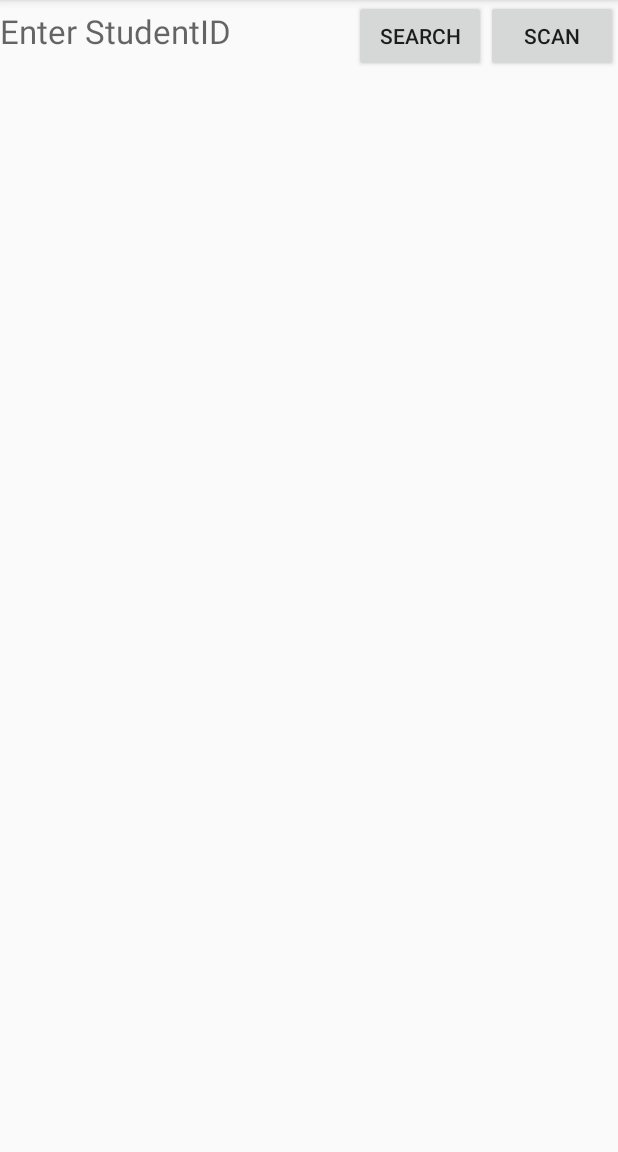
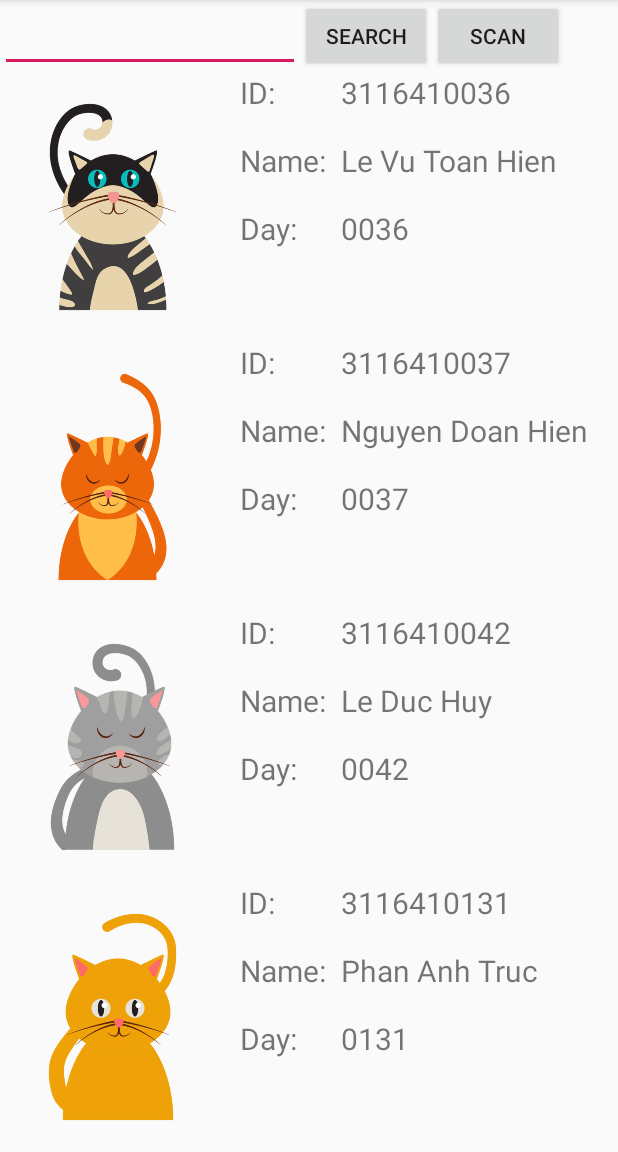
Before and after one commit to nvtc98/AndroidProjects, an Android app: the screen it shows after launch (MainActivity), on a phone screen of 412 x 824 dp, the part 84-1236 px from its top. Run offline under Robolectric (Android 15) with nearby library versions, the phone set to English and light mode, and no system bars.

Commit message:
đang làm kiểm diện

```diff
--- a/BarcodeReader/app/build.gradle
+++ b/BarcodeReader/app/build.gradle
@@ -25,4 +25,5 @@ dependencies {
     testImplementation 'junit:junit:4.12'
     androidTestImplementation 'com.android.support.test:runner:1.0.2'
     androidTestImplementation 'com.android.support.test.espresso:espresso-core:3.0.2'
+    implementation 'com.android.support:recyclerview-v7:28.0.0'
 }
--- a/BarcodeReader/app/src/main/java/pat/android/barcodereader/MainActivity.java
+++ b/BarcodeReader/app/src/main/java/pat/android/barcodereader/MainActivity.java
@@ -2,9 +2,11 @@ package pat.android.barcodereader;
 
 import android.support.v7.app.AppCompatActivity;
 import android.os.Bundle;
+import android.support.v7.widget.LinearLayoutManager;
 import android.util.Log;
 import android.widget.ListView;
 
+import android.support.v7.widget.RecyclerView;
 import java.io.BufferedReader;
 import java.io.File;
 import java.io.FileReader;
@@ -14,57 +16,47 @@ import java.io.InputStreamReader;
 import java.nio.charset.Charset;
 import java.util.ArrayList;
 public class MainActivity extends AppCompatActivity {
-    ListView listView;
-    public static final String TAG = "PhanAnhTruc";
+    ArrayList<Student> students = new ArrayList<Student>();
     @Override
     protected void onCreate(Bundle savedInstanceState) {
         super.onCreate(savedInstanceState);
         setContentView(R.layout.activity_main);
-        listView = (ListView) findViewById(R.id.listview);
-        StudentAdapter adapter = new StudentAdapter (MainActivity.this,readCSV());
-        listView.setAdapter(adapter);
-        adapter.notifyDataSetChanged();
+
+        // Construct the data source
+        // Create the adapter to convert the array to views
+        // Attach the adapter to a ListView
+        RecyclerView rvStudent = (RecyclerView) findViewById(R.id.recyclerview);
+        for(int i = 0; i < readCSV().size();i++){
+            Student a = readCSV().get(i);
+            students.add(a);
+        }
+        StudentAdapter adapter = new StudentAdapter(students);
+        rvStudent.setAdapter(adapter);
+        rvStudent.setLayoutManager(new LinearLayoutManager(this));
+        int curSize = adapter.getItemCount();
+        adapter.notifyItemRangeInserted(curSize, students.size());
     }
 
-    private void LoadCsvLv(){
-
-    }
     public ArrayList<Student> readCSV(){
-        ArrayList<Student> studentArrayList = new ArrayList<Student>();
-        /*InputStream inputStream = getResources().openRawResource(R.raw.data);
-        BufferedReader reader = new BufferedReader(new InputStreamReader(inputStream));
-        String line;
-
+        InputStream inputStream = getResources().openRawResource(R.raw.data);
+        BufferedReader reader = new BufferedReader(new InputStreamReader(inputStream,Charset.forName("UTF-8")));
+        String line="";
+        ArrayList<Student> studentlist = new ArrayList<Student>();
         try
         {
             while ((line=reader.readLine())!=null)
             {
-                String[] row = line.split(",");
+                String[] temp_data = line.split(",");
 
-                Student student = new Student(row[0],row[1],row[2],Integer.parseInt(row[3]));
-                studentArrayList.add(student);
-                Log.wtf(TAG,"Success add:"+student);
+                int imgId= getResources().getIdentifier(temp_data[3], "drawable", getPackageName());
+                Student student = new Student(temp_data[0],temp_data[1],temp_data[2],imgId);
+                studentlist.add(student);
             }
         }
-        catch (IOException ex) {
-            throw new RuntimeException("Error in reading CSV file: "+ex);
+        catch (IOException ex)
+        {
+            ex.printStackTrace();
         }
-        finally {
-            try {
-                inputStream.close();
-            }
-            catch (IOException e) {
-                throw new RuntimeException("Error while closing input stream: "+e);
-            }
-        }
-        return studentArrayList;*/
-        studentArrayList = new ArrayList<>();
-        studentArrayList.add(new Student("Tòa nhà Bitexco","https://www.google.com/maps/place/Bitexco+Financial+Tower,+B%E1%BA%BFn+Ngh%C3%A9,+Qu%E1%BA%ADn+1,+H%E1%BB%93+Ch%C3%AD+Minh,+Vietnam/@10.7719839,106.7022025,17z/data=!3m1!4b1!4m5!3m4!1s0x31752f41476fee6b:0x15de2e5129cc54f!8m2!3d10.7719839!4d106.7043912","http://bitexco.com.vn/",1));
-        studentArrayList.add(new Student("Tòa nhà Landmark 81","https://www.google.com/maps/place/Landmark+81/@10.7948349,106.7198438,17z/data=!3m1!4b1!4m5!3m4!1s0x317527c45a742e67:0x4b5d7cec7bdebb18!8m2!3d10.7948349!4d106.7220325","https://landmark.vinhomes.vn/",2));
-        studentArrayList.add(new Student("Chợ Bến Thành","https://www.google.com/maps/place/Ben+Thanh+Market/@10.7725451,106.6958526,17z/data=!3m1!4b1!4m5!3m4!1s0x31752f3f3129e64d:0x8d6b2d79522c7f30!8m2!3d10.7725451!4d106.6980413","http://www.chobenthanh.org.vn/",3));
-        studentArrayList.add(new Student("Nhà thờ Đức Bà","https://www.google.com/maps/place/Notre+Dame+Cathedral+of+Saigon/@10.7797855,106.6968302,17z/data=!3m1!4b1!4m5!3m4!1s0x31752f37e6d82451:0xe84f59936ced5b45!8m2!3d10.7797855!4d106.6990189","https://nhathoconggiao.com/danh-sach-nha-tho/nhatho/nha-tho-duc-ba-sai-gon",4));
-        studentArrayList.add(new Student("Bảo tàng Mỹ Thuật","https://www.google.com/maps/place/H%E1%BB%93+Ch%C3%AD+Minh+City+Museum+of+Fine+Arts/@10.7698608,106.697141,17z/data=!3m1!4b1!4m5!3m4!1s0x31752f4077edf9b1:0xb1466bf707230576!8m2!3d10.7698608!4d106.6993297","https://www.vnfam.vn/en/",5));
-        return studentArrayList;
+        return studentlist;
     }
-
 }
--- a/BarcodeReader/app/src/main/java/pat/android/barcodereader/Student.java
+++ b/BarcodeReader/app/src/main/java/pat/android/barcodereader/Student.java
@@ -7,7 +7,7 @@ public class Student {
     private String id;
     private String name;
     private String day;
-    private  int img;
+    private int img;
 
     public Student(String id, String name, String day, int img) {
         this.id = id;
@@ -41,10 +41,12 @@ public class Student {
     }
 
     public int getImg() {
+
         return img;
     }
 
     public void setImg(int img) {
         this.img = img;
     }
+
 }
--- a/BarcodeReader/app/src/main/java/pat/android/barcodereader/StudentAdapter.java
+++ b/BarcodeReader/app/src/main/java/pat/android/barcodereader/StudentAdapter.java
@@ -1,6 +1,7 @@
 package pat.android.barcodereader;
 
 import android.content.Context;
+import android.support.v7.widget.RecyclerView;
 import android.view.LayoutInflater;
 import android.view.View;
 import android.view.ViewGroup;
@@ -13,65 +14,59 @@ import java.util.List;
 /**
  * Created by Trúc on 5/15/2019.
  */
-public class StudentAdapter extends BaseAdapter {
+public class StudentAdapter extends RecyclerView.Adapter<StudentAdapter.ViewHolder> {
 
-    private Context context;
-    private List<Student> studentList;
+    public class ViewHolder extends RecyclerView.ViewHolder {
+        public ImageView imgHinh;
+        public TextView txtID, txtNAME, txtDay;
 
-    public StudentAdapter(Context context,  List<Student> studentList) {
-        this.context = context;
-        this.studentList = studentList;
+        public ViewHolder(View itemView) {
+            super(itemView);
+
+            txtID = (TextView) itemView.findViewById(R.id.txtid);
+            txtNAME = (TextView) itemView.findViewById(R.id.txtname);
+            txtDay = (TextView) itemView.findViewById(R.id.txtday);
+            imgHinh = (ImageView) itemView.findViewById(R.id.img);
+        }
+    }
+
+    List<Student> mStudents;
+
+    int a = 0;
+
+    public StudentAdapter(List<Student> mStudents) {
+        this.mStudents = mStudents;
     }
 
     @Override
-    public int getCount() {
-        return studentList.size();
+    public StudentAdapter.ViewHolder onCreateViewHolder(ViewGroup parent, int viewType) {
+        Context context = parent.getContext();
+        LayoutInflater inflater = LayoutInflater.from(context);
+
+        // Inflate the custom layout
+        View contactView = inflater.inflate(R.layout.row_listview, parent, false);
+
+        // Return a new holder instance
+        ViewHolder viewHolder = new ViewHolder(contactView);
+        return viewHolder;
     }
 
     @Override
-    public Object getItem(int position) {
-        return studentList.get(position);
+    public void onBindViewHolder(StudentAdapter.ViewHolder viewHolder, int position) {
+        // Get the data model based on position
+        Student student = mStudents.get(position);
+
+        // Set item views based on your views and data model
+        viewHolder.txtID.setText(student.getId());
+        viewHolder.txtNAME.setText(student.getName());
+        viewHolder.txtDay.setText(student.getDay());
+
+
+        viewHolder.imgHinh.setImageResource(student.getImg());
     }
 
     @Override
-    public long getItemId(int position) {
-        return studentList.indexOf(getItem(position));
-    }
-
-    private class  ViewHolder{
-        ImageView imgHinh;
-        TextView txtID, txtNAME, txtDay;
-    }
-
-    @Override
-    public View getView(int position, View convertView, ViewGroup parent) {
-
-        ViewHolder holder;
-        if(convertView == null){
-            LayoutInflater inflater = (LayoutInflater) context.getSystemService(Context.LAYOUT_INFLATER_SERVICE);
-            convertView = inflater.inflate(R.layout.row_listview,null);
-
-            holder = new ViewHolder();
-            // Anh xa view
-            holder.txtID = (TextView) convertView.findViewById(R.id.txtid);
-            holder.txtNAME = (TextView) convertView.findViewById(R.id.txtname);
-            holder.txtDay = (TextView) convertView.findViewById(R.id.txtday);
-            holder.imgHinh = (ImageView) convertView.findViewById(R.id.img);
-            convertView.setTag(holder);
-        }
-        else
-        {
-            holder = (ViewHolder) convertView.getTag();
-        }
-
-
-        // Gan gia tri
-        Student student = studentList.get(position);
-        holder.txtID.setText(student.getId());
-        holder.txtNAME.setText(student.getName());
-        holder.txtDay.setText(student.getDay());
-        holder.imgHinh.setImageResource(student.getImg());
-
-        return convertView;
+    public int getItemCount() {
+        return mStudents.size();
     }
 }
--- a/BarcodeReader/app/src/main/res/layout/activity_main.xml
+++ b/BarcodeReader/app/src/main/res/layout/activity_main.xml
@@ -1,36 +1,36 @@
 <?xml version="1.0" encoding="utf-8"?>
-<LinearLayout android:layout_width="match_parent"
-    android:layout_height="match_parent"
-    xmlns:android="http://schemas.android.com/apk/res/android" android:orientation="vertical">
-
-    <LinearLayout
+<android.support.constraint.ConstraintLayout xmlns:android="http://schemas.android.com/apk/res/android"
+    xmlns:app="http://schemas.android.com/apk/res-auto"
+    xmlns:tools="http://schemas.android.com/tools"
     android:layout_width="match_parent"
     android:layout_height="match_parent"
-        android:orientation="horizontal">
-
-        <TextView
-            android:id="@+id/textView"
+    tools:context=".MainActivity">
+    <EditText
+        android:layout_width="200dp"
+        android:layout_height="wrap_content"
+        android:textSize="20sp"
+        android:id="@+id/txtKey"
+        app:layout_constraintTop_toTopOf="parent"
+        app:layout_constraintLeft_toLeftOf="parent"/>
+    <Button
+        android:id="@+id/btnSearch"
+        android:text="Search"
         android:layout_width="wrap_content"
         android:layout_height="wrap_content"
-            android:layout_weight="1"
-            android:hint="Enter StudentID"
-            android:textColor="#ff0000"
-            android:textSize="22sp" />
-
+        app:layout_constraintTop_toTopOf="parent"
+        app:layout_constraintLeft_toRightOf="@id/txtKey"/>
     <Button
+        android:id="@+id/btnScan"
+        android:text="Scan"
         android:layout_width="wrap_content"
         android:layout_height="wrap_content"
-            android:text="Search" />
-
-        <Button
-            android:layout_width="wrap_content"
+        app:layout_constraintTop_toTopOf="parent"
+        app:layout_constraintLeft_toRightOf="@id/btnSearch"/>
+    <android.support.v7.widget.RecyclerView
+        android:id="@+id/recyclerview"
+        android:layout_width="match_parent"
         android:layout_height="wrap_content"
-            android:text="Scan" />
-    </LinearLayout>
-
-    <ListView
-        android:id="@+id/listview"
-        android:layout_width="wrap_content"
-        android:layout_height="wrap_content" />
-
-</LinearLayout>
+        tools:layout_editor_absoluteY="48dp"
+        app:layout_constraintTop_toBottomOf="@id/txtKey"
+        app:layout_constraintLeft_toRightOf="parent"/>
+</android.support.constraint.ConstraintLayout>
--- a/BarcodeReader/app/src/main/res/layout/row_listview.xml
+++ b/BarcodeReader/app/src/main/res/layout/row_listview.xml
@@ -1,60 +1,72 @@
 <?xml version="1.0" encoding="utf-8"?>
-<android.support.constraint.ConstraintLayout xmlns:app="http://schemas.android.com/apk/res-auto"
+<LinearLayout xmlns:app="http://schemas.android.com/apk/res-auto"
     xmlns:tools="http://schemas.android.com/tools"
-    android:layout_height="match_parent"
+    android:layout_height="wrap_content"
     android:layout_width="match_parent"
+    android:orientation="horizontal"
     xmlns:android="http://schemas.android.com/apk/res/android">
 
     <ImageView
         android:id="@+id/img"
-        android:layout_width="wrap_content"
-        android:layout_height="149dp"
-        android:layout_marginStart="8dp"
-        android:layout_marginLeft="8dp"
-        android:layout_marginTop="8dp"
+        android:layout_width="150dp"
+        android:layout_height="180dp"
+        android:layout_marginStart="0dp"
+        android:layout_marginLeft="0dp"
+        android:layout_marginTop="0dp"
         app:layout_constraintStart_toStartOf="parent"
         app:layout_constraintTop_toTopOf="parent"
         tools:srcCompat="@tools:sample/avatars" />
+    <LinearLayout
+        android:orientation="vertical"
+        android:layout_width="wrap_content"
+        android:layout_height="wrap_content">
+        <TextView
+            android:layout_width="wrap_content"
+            android:layout_height="45dp"
+            android:text="ID:"
+            android:textSize="20sp"
+            android:layout_marginLeft="10dp"/>
 
+        <TextView
+            android:layout_width="wrap_content"
+            android:layout_height="45dp"
+            android:text="Name:"
+            android:textSize="20sp"
+            android:layout_marginLeft="10dp" />
+
+        <TextView
+            android:layout_width="wrap_content"
+            android:layout_height="45dp"
+            android:text="Day:"
+            android:layout_marginLeft="10dp"
+            android:textSize="20sp" />
+    </LinearLayout>
+    <LinearLayout
+        android:orientation="vertical"
+        android:layout_width="wrap_content"
+        android:layout_height="wrap_content">
         <TextView
             android:id="@+id/txtid"
             android:layout_width="235dp"
             android:layout_height="45dp"
-        android:layout_marginTop="8dp"
-        android:layout_marginEnd="8dp"
-        android:layout_marginRight="8dp"
             android:text="TextView"
             android:textSize="20sp"
-        app:layout_constraintEnd_toEndOf="parent"
-        app:layout_constraintStart_toEndOf="@+id/img"
-        app:layout_constraintTop_toTopOf="parent" />
+            android:layout_marginLeft="10dp"/>
 
         <TextView
             android:id="@+id/txtname"
             android:layout_width="235dp"
             android:layout_height="45dp"
-        android:layout_marginTop="8dp"
-        android:layout_marginEnd="8dp"
-        android:layout_marginRight="8dp"
             android:text="TextView"
             android:textSize="20sp"
-        app:layout_constraintEnd_toEndOf="parent"
-        app:layout_constraintHorizontal_bias="0.6"
-        app:layout_constraintStart_toEndOf="@+id/img"
-        app:layout_constraintTop_toBottomOf="@+id/txtid" />
+            android:layout_marginLeft="10dp" />
 
         <TextView
             android:id="@+id/txtday"
             android:layout_width="235dp"
             android:layout_height="45dp"
-        android:layout_marginTop="8dp"
-        android:layout_marginEnd="8dp"
-        android:layout_marginRight="8dp"
             android:text="TextView"
-        android:textSize="20sp"
-        app:layout_constraintEnd_toEndOf="parent"
-        app:layout_constraintHorizontal_bias="0.6"
-        app:layout_constraintStart_toEndOf="@+id/img"
-        app:layout_constraintTop_toBottomOf="@+id/txtname" />
-
-</android.support.constraint.ConstraintLayout>
+            android:layout_marginLeft="10dp"
+            android:textSize="20sp" />
+    </LinearLayout>
+</LinearLayout>
--- a/BarcodeReader/build.gradle
+++ b/BarcodeReader/build.gradle
@@ -7,7 +7,7 @@ buildscript {
         jcenter()
     }
     dependencies {
-        classpath 'com.android.tools.build:gradle:3.2.1'
+        classpath 'com.android.tools.build:gradle:3.4.0'
 
 
         // NOTE: Do not place your application dependencies here; they belong
```
Also changed, not shown: BarcodeReader/app/src/main/res/raw/data.csv (+4 -4 lines), BarcodeReader/app/src/main/res/drawable/ava1.png (added), BarcodeReader/app/src/main/res/drawable/ava2.png (added), BarcodeReader/app/src/main/res/drawable/ava3.png (added), BarcodeReader/app/src/main/res/drawable/ava4.png (added), BarcodeReader/gradle/wrapper/gradle-wrapper.properties. Lines whose indentation alone changed are shown as unchanged.
